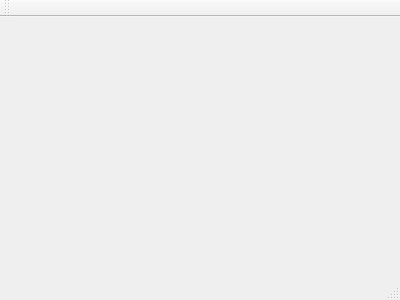
The window that mainwindow.ui (Saahil12/10C-HW2) describes before a commit, drawn with Qt 5.
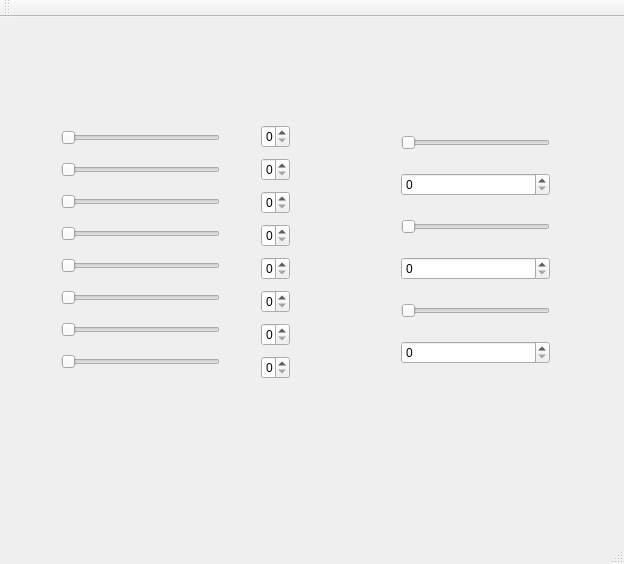
The same window after the commit.

Commit message: Inserted sliders and spinboxes

What changed in the file:
```diff
--- a/mainwindow.ui
+++ b/mainwindow.ui
@@ -6,14 +6,161 @@
    <rect>
     <x>0</x>
     <y>0</y>
-    <width>400</width>
-    <height>300</height>
+    <width>624</width>
+    <height>564</height>
    </rect>
   </property>
   <property name="windowTitle">
    <string>MainWindow</string>
   </property>
-  <widget class="QWidget" name="centralWidget"/>
+  <widget class="QWidget" name="centralWidget">
+   <widget class="QWidget" name="">
+    <property name="geometry">
+     <rect>
+      <x>50</x>
+      <y>91</y>
+      <width>181</width>
+      <height>291</height>
+     </rect>
+    </property>
+    <layout class="QVBoxLayout" name="verticalLayout">
+     <item>
+      <widget class="QSlider" name="horizontalSlider">
+       <property name="orientation">
+        <enum>Qt::Horizontal</enum>
+       </property>
+      </widget>
+     </item>
+     <item>
+      <widget class="QSlider" name="horizontalSlider_2">
+       <property name="orientation">
+        <enum>Qt::Horizontal</enum>
+       </property>
+      </widget>
+     </item>
+     <item>
+      <widget class="QSlider" name="horizontalSlider_3">
+       <property name="orientation">
+        <enum>Qt::Horizontal</enum>
+       </property>
+      </widget>
+     </item>
+     <item>
+      <widget class="QSlider" name="horizontalSlider_4">
+       <property name="orientation">
+        <enum>Qt::Horizontal</enum>
+       </property>
+      </widget>
+     </item>
+     <item>
+      <widget class="QSlider" name="horizontalSlider_5">
+       <property name="orientation">
+        <enum>Qt::Horizontal</enum>
+       </property>
+      </widget>
+     </item>
+     <item>
+      <widget class="QSlider" name="horizontalSlider_6">
+       <property name="orientation">
+        <enum>Qt::Horizontal</enum>
+       </property>
+      </widget>
+     </item>
+     <item>
+      <widget class="QSlider" name="horizontalSlider_7">
+       <property name="orientation">
+        <enum>Qt::Horizontal</enum>
+       </property>
+      </widget>
+     </item>
+     <item>
+      <widget class="QSlider" name="horizontalSlider_8">
+       <property name="orientation">
+        <enum>Qt::Horizontal</enum>
+       </property>
+      </widget>
+     </item>
+    </layout>
+   </widget>
+   <widget class="QWidget" name="">
+    <property name="geometry">
+     <rect>
+      <x>250</x>
+      <y>93</y>
+      <width>51</width>
+      <height>291</height>
+     </rect>
+    </property>
+    <layout class="QVBoxLayout" name="verticalLayout_2">
+     <item>
+      <widget class="QSpinBox" name="spinBox"/>
+     </item>
+     <item>
+      <widget class="QSpinBox" name="spinBox_2"/>
+     </item>
+     <item>
+      <widget class="QSpinBox" name="spinBox_3"/>
+     </item>
+     <item>
+      <widget class="QSpinBox" name="spinBox_4"/>
+     </item>
+     <item>
+      <widget class="QSpinBox" name="spinBox_5"/>
+     </item>
+     <item>
+      <widget class="QSpinBox" name="spinBox_6"/>
+     </item>
+     <item>
+      <widget class="QSpinBox" name="spinBox_7"/>
+     </item>
+     <item>
+      <widget class="QSpinBox" name="spinBox_8"/>
+     </item>
+    </layout>
+   </widget>
+   <widget class="QWidget" name="">
+    <property name="geometry">
+     <rect>
+      <x>390</x>
+      <y>90</y>
+      <width>171</width>
+      <height>291</height>
+     </rect>
+    </property>
+    <layout class="QVBoxLayout" name="verticalLayout_3">
+     <item>
+      <widget class="QSlider" name="horizontalSlider_9">
+       <property name="orientation">
+        <enum>Qt::Horizontal</enum>
+       </property>
+      </widget>
+     </item>
+     <item>
+      <widget class="QSpinBox" name="spinBox_9"/>
+     </item>
+     <item>
+      <widget class="QSlider" name="horizontalSlider_10">
+       <property name="orientation">
+        <enum>Qt::Horizontal</enum>
+       </property>
+      </widget>
+     </item>
+     <item>
+      <widget class="QSpinBox" name="spinBox_10"/>
+     </item>
+     <item>
+      <widget class="QSlider" name="horizontalSlider_11">
+       <property name="orientation">
+        <enum>Qt::Horizontal</enum>
+       </property>
+      </widget>
+     </item>
+     <item>
+      <widget class="QSpinBox" name="spinBox_11"/>
+     </item>
+    </layout>
+   </widget>
+  </widget>
   <widget class="QMenuBar" name="menuBar">
    <property name="geometry">
     <rect>
```
Left out of the diff: 2 changed lines with no effect on the pictures.
